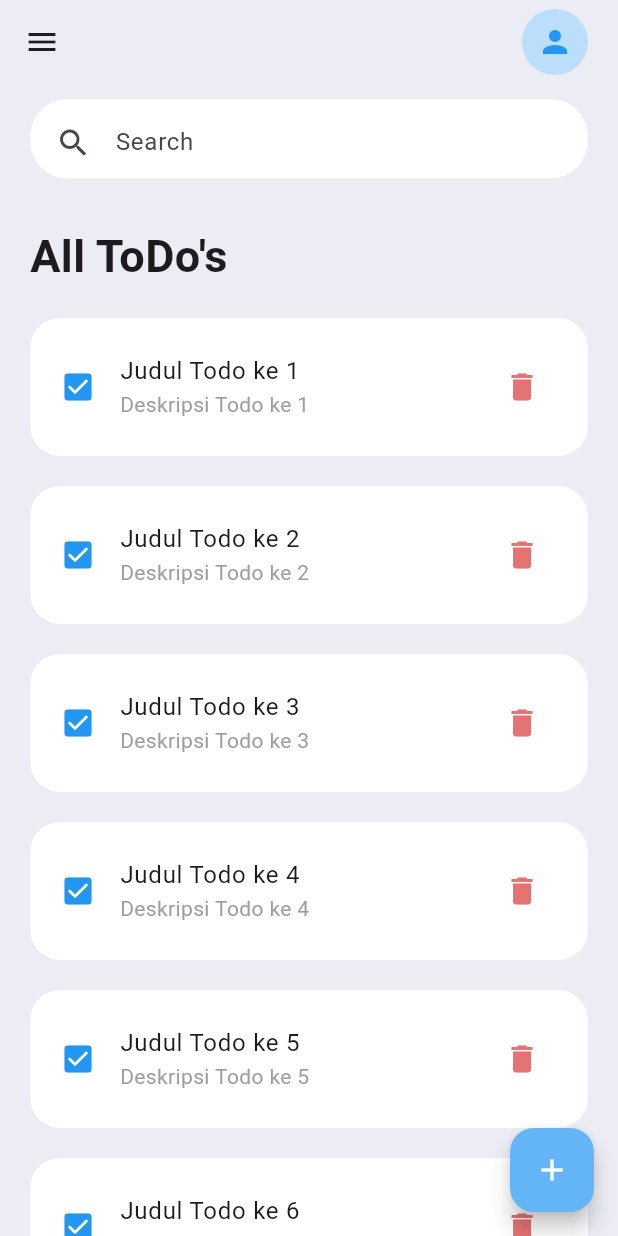
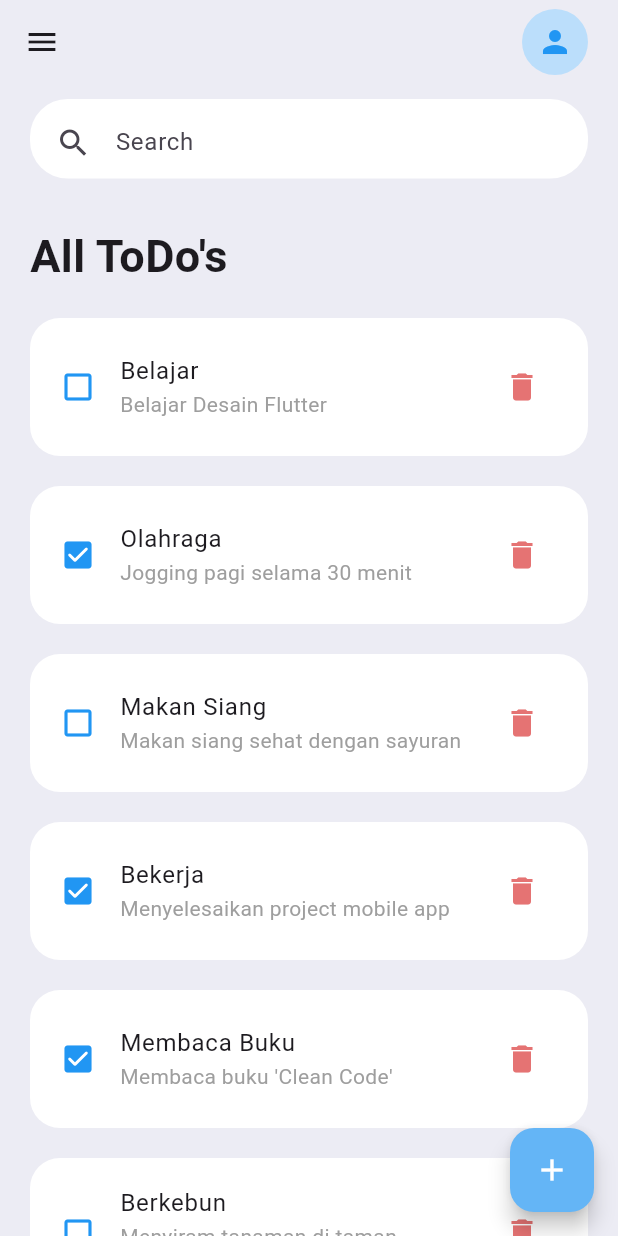
Before and after one commit to Khip01/wri_todo_app, a Flutter app: the HomeScreen screen opened directly, on a phone screen of 412 x 824 dp. Run offline on Flutter 3.47's test engine with Material 3 defaults, Android fonts, the phone set to English and light mode, and no system bars.

Commit message:
feat: #4 app functionality - #0
Menu:
#4 app functionality

Section:
#0-section-app-functionality-crud

Sub-bab:
### 📖 Read Todo List

```diff
--- a/lib/screens/home_screen.dart
+++ b/lib/screens/home_screen.dart
@@ -81,13 +81,21 @@ class HomeScreen extends StatelessWidget {
             // perintah untuk update
           },
           tileColor: Colors.white,
+          // Mengubah kondisi icon checked-nya sesuai dengan data Todo
+          // ↓ ↓ ↓ ↓ ↓ ↓
           leading: Icon(
-            Icons.check_box_rounded,
+            todoList[todoIndex].selesai
+                ? Icons.check_box_rounded
+                : Icons.check_box_outline_blank,
             color: Colors.blue,
           ),
-          title: Text("Judul Todo ke $todoIndex"),
+          // Mengubah judulnya sesuai dengan data Todo
+          // ↓ ↓ ↓ ↓ ↓ ↓
+          title: Text(todoList[todoIndex].judul),
+          // Mengubah deskripsinya sesuai dengan data Todo
+          // ↓ ↓ ↓ ↓ ↓ ↓
           subtitle: Text(
-            "Deskripsi Todo ke $todoIndex",
+            todoList[todoIndex].deskripsi,
             style: const TextStyle(color: Colors.grey),
           ),
           trailing: IconButton(
@@ -161,12 +169,14 @@ class HomeScreen extends StatelessWidget {
                 child: ListView.builder(
                   padding: const EdgeInsets.only(
                       top: 20, left: 20, right: 20, bottom: 50),
-                  itemCount: 10,
+                  // Sesuaikan jumlah item dengan data yang ada
+                  itemCount: todoList.length + 1, // +1 untuk header "All ToDo's"
                   itemBuilder: (context, index) {
                     if (index == 0) {
-                      return listViewTitle();
+                      return listViewTitle(); // Tampilkan header
                     } else {
-                      return cardItem(index);
+                      // Index dikurangi 1 karena index 0 digunakan untuk header
+                      return cardItem(index - 1);
                     }
                   },
                 ),
```
